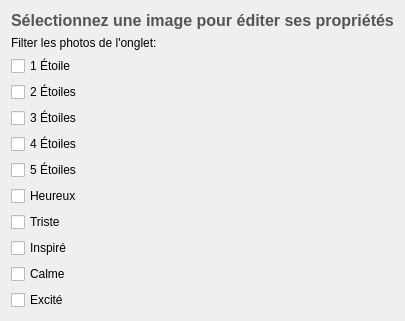
Qt form gallery/sidebarempty.ui (Vrock691/IHM) before a commit.
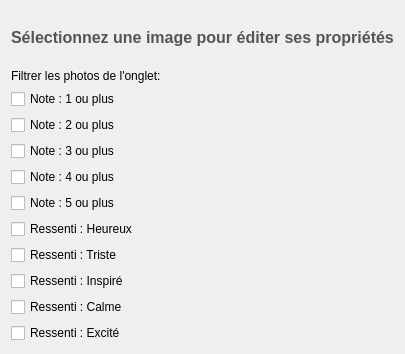
The same form after that commit.

Commit message: Ajouté feeling filter et lien avec l'ui

The edit to the form file:
```diff
--- a/gallery/sidebarempty.ui
+++ b/gallery/sidebarempty.ui
@@ -7,7 +7,7 @@
     <x>0</x>
     <y>0</y>
     <width>401</width>
-    <height>300</height>
+    <height>354</height>
    </rect>
   </property>
   <property name="windowTitle">
@@ -39,77 +39,77 @@
         </sizepolicy>
        </property>
        <property name="text">
-        <string>Filter les photos de l'onglet: </string>
+        <string>Filtrer les photos de l'onglet: </string>
        </property>
       </widget>
      </item>
      <item>
       <widget class="QCheckBox" name="onestar">
        <property name="text">
-        <string>1 Étoile</string>
+        <string>Note : 1 ou plus</string>
        </property>
       </widget>
      </item>
      <item>
       <widget class="QCheckBox" name="twoStars">
        <property name="text">
-        <string>2 Étoiles</string>
+        <string>Note : 2 ou plus</string>
        </property>
       </widget>
      </item>
      <item>
       <widget class="QCheckBox" name="threestars">
        <property name="text">
-        <string>3 Étoiles</string>
+        <string>Note : 3 ou plus</string>
        </property>
       </widget>
      </item>
      <item>
       <widget class="QCheckBox" name="fourstars">
        <property name="text">
-        <string>4 Étoiles</string>
+        <string>Note : 4 ou plus</string>
        </property>
       </widget>
      </item>
      <item>
       <widget class="QCheckBox" name="fivestars">
        <property name="text">
-        <string>5 Étoiles</string>
+        <string>Note : 5 ou plus</string>
        </property>
       </widget>
      </item>
      <item>
       <widget class="QCheckBox" name="heureux">
        <property name="text">
-        <string>Heureux</string>
+        <string>Ressenti : Heureux</string>
        </property>
       </widget>
      </item>
      <item>
       <widget class="QCheckBox" name="sad">
        <property name="text">
-        <string>Triste</string>
+        <string>Ressenti : Triste</string>
        </property>
       </widget>
      </item>
      <item>
       <widget class="QCheckBox" name="inspired">
        <property name="text">
-        <string>Inspiré</string>
+        <string>Ressenti : Inspiré</string>
        </property>
       </widget>
      </item>
      <item>
       <widget class="QCheckBox" name="calm">
        <property name="text">
-        <string>Calme</string>
+        <string>Ressenti : Calme</string>
        </property>
       </widget>
      </item>
      <item>
       <widget class="QCheckBox" name="excite">
        <property name="text">
-        <string>Excité</string>
+        <string>Ressenti : Excité</string>
        </property>
       </widget>
      </item>
```
The commit also changes 10 other files.
